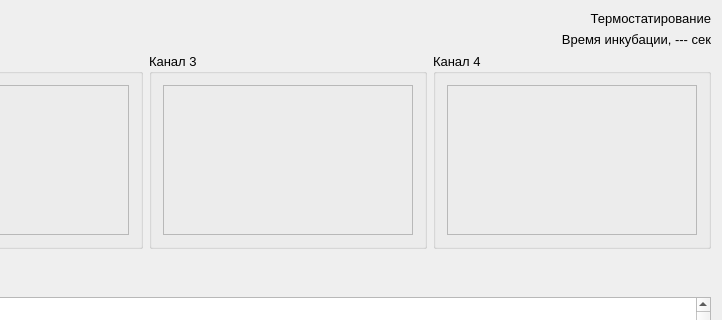
First picture: the form in widget.ui, repository krang4d/Agrekola, before the edit; both pictures show x 430 to 1152 and y 0 to 320 of the 1152 by 572 pixel window.
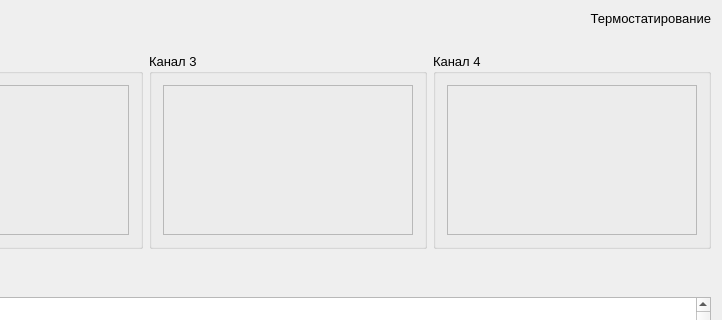
Second picture: the form after the edit. Custom widgets are drawn as their Qt base class.

```diff
--- a/widget.ui
+++ b/widget.ui
@@ -111,23 +111,6 @@
        </property>
       </widget>
      </item>
-     <item row="1" column="1">
-      <widget class="QLabel" name="label_incube">
-       <property name="font">
-        <font>
-         <pointsize>10</pointsize>
-         <weight>50</weight>
-         <bold>false</bold>
-        </font>
-       </property>
-       <property name="text">
-        <string>Время инкубации, --- сек</string>
-       </property>
-       <property name="alignment">
-        <set>Qt::AlignRight|Qt::AlignTrailing|Qt::AlignVCenter</set>
-       </property>
-      </widget>
-     </item>
     </layout>
    </item>
    <item row="3" column="0">
```
